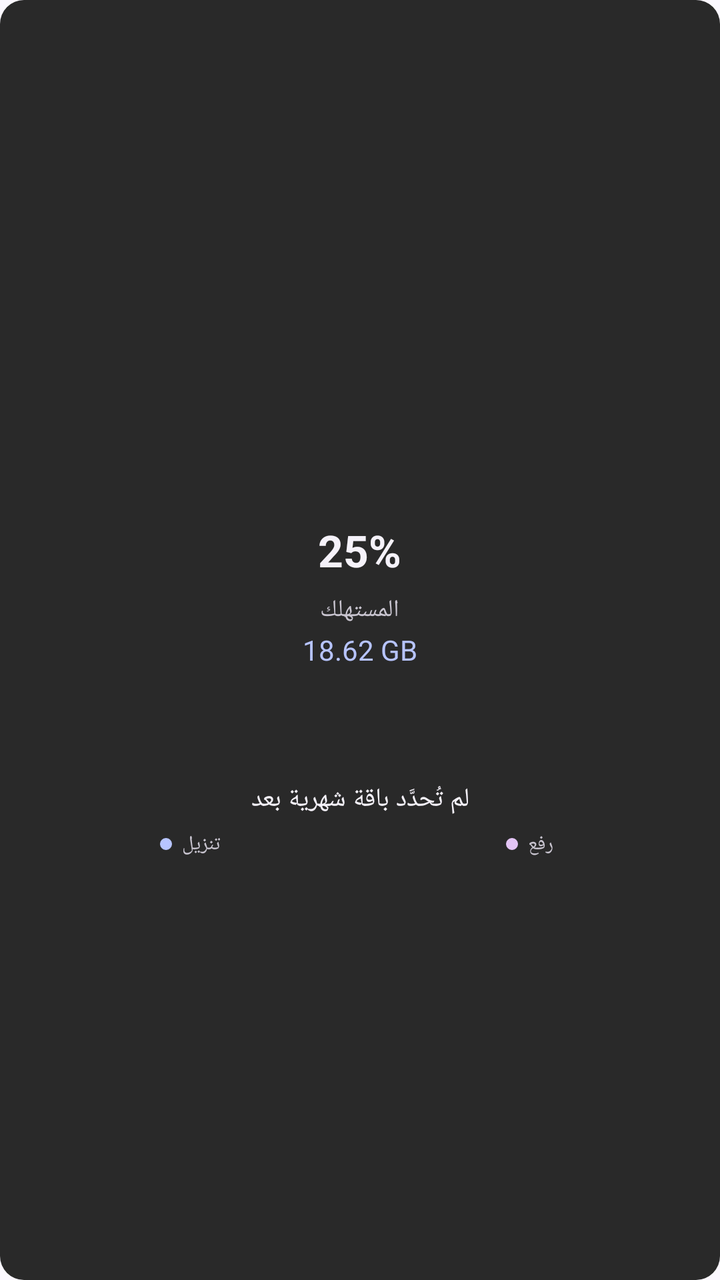
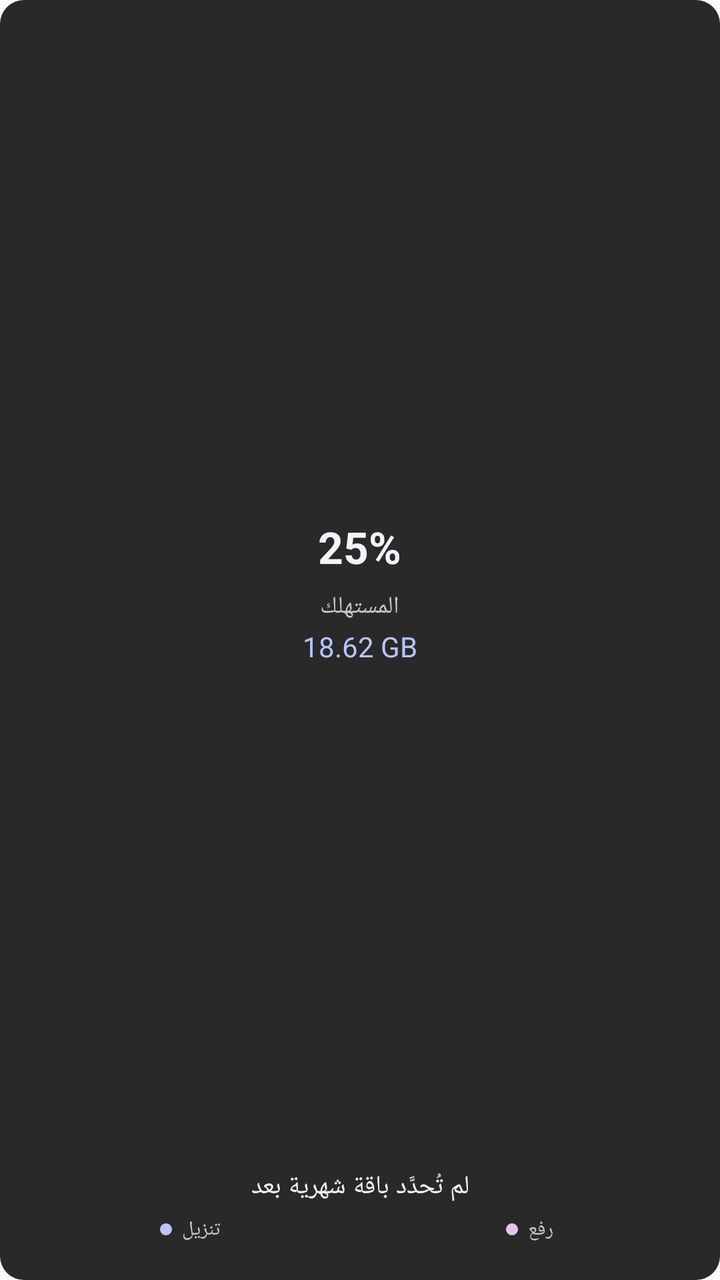

The first picture is an Android layout as it rendered before a commit; the second is the same layout after the commit. The layout source and the unified diff follow.
<!-- AndroidManifest.xml: application theme Theme.MyWifiData -->
<!-- res/layout/widget_usage.xml -->
<?xml version="1.0" encoding="utf-8"?>
<LinearLayout xmlns:android="http://schemas.android.com/apk/res/android"
    android:id="@+id/widget_root"
    android:layout_width="match_parent"
    android:layout_height="match_parent"
    android:background="@drawable/widget_usage_background"
    android:gravity="center"
    android:layoutDirection="locale"
    android:minHeight="250dp"
    android:orientation="vertical"
    android:padding="14dp">

    <FrameLayout
        android:id="@+id/widget_gauge_area"
        android:layout_width="match_parent"
        android:layout_height="176dp">

        <ImageView
            android:id="@+id/widget_gauge"
            android:layout_width="match_parent"
            android:layout_height="match_parent"
            android:contentDescription="@null"
            android:scaleType="fitCenter" />

        <LinearLayout
            android:id="@+id/widget_center_content"
            android:layout_width="wrap_content"
            android:layout_height="wrap_content"
            android:layout_gravity="center"
            android:gravity="center_horizontal"
            android:orientation="vertical">

            <TextView
                android:id="@+id/widget_usage_value"
                android:layout_width="wrap_content"
                android:layout_height="wrap_content"
                android:fontFamily="sans"
                android:includeFontPadding="false"
                android:maxLines="1"
                android:text="25%"
                android:textColor="@color/widget_on_surface"
                android:textSize="22sp"
                android:textStyle="bold" />

            <TextView
                android:id="@+id/widget_usage_label"
                android:layout_width="wrap_content"
                android:layout_height="wrap_content"
                android:layout_marginTop="8dp"
                android:includeFontPadding="false"
                android:maxLines="1"
                android:text="@string/label_used"
                android:textColor="@color/widget_on_surface_variant"
                android:textSize="12sp" />

            <TextView
                android:id="@+id/widget_used_value"
                android:layout_width="wrap_content"
                android:layout_height="wrap_content"
                android:layout_marginTop="4dp"
                android:includeFontPadding="false"
                android:maxLines="1"
                android:text="18.62 GB"
                android:textColor="@color/widget_progress"
                android:textDirection="locale"
                android:textSize="14sp" />
        </LinearLayout>
    </FrameLayout>

    <TextView
        android:id="@+id/widget_remaining"
        android:layout_width="match_parent"
        android:layout_height="wrap_content"
        android:layout_marginTop="4dp"
        android:ellipsize="end"
        android:gravity="center"
        android:includeFontPadding="false"
        android:maxLines="1"
        android:text="@string/quota_not_set"
        android:textColor="@color/widget_on_surface"
        android:textSize="13sp" />

    <LinearLayout
        android:layout_width="match_parent"
        android:layout_height="wrap_content"
        android:layout_marginTop="7dp"
        android:gravity="center_vertical"
        android:orientation="horizontal">

        <LinearLayout
            android:layout_width="0dp"
            android:layout_height="wrap_content"
            android:layout_weight="1"
            android:gravity="center"
            android:orientation="horizontal">

            <ImageView
                android:layout_width="6dp"
                android:layout_height="6dp"
                android:background="@drawable/widget_download_dot"
                android:contentDescription="@null" />

            <TextView
                android:id="@+id/widget_download"
                android:layout_width="wrap_content"
                android:layout_height="wrap_content"
                android:layout_marginStart="5dp"
                android:ellipsize="end"
                android:gravity="center"
                android:includeFontPadding="false"
                android:maxLines="1"
                android:text="@string/label_download"
                android:textColor="@color/widget_on_surface_variant"
                android:textSize="10sp" />
        </LinearLayout>

        <LinearLayout
            android:layout_width="0dp"
            android:layout_height="wrap_content"
            android:layout_marginStart="8dp"
            android:layout_weight="1"
            android:gravity="center"
            android:orientation="horizontal">

            <ImageView
                android:layout_width="6dp"
                android:layout_height="6dp"
                android:background="@drawable/widget_upload_dot"
                android:contentDescription="@null" />

            <TextView
                android:id="@+id/widget_upload"
                android:layout_width="wrap_content"
                android:layout_height="wrap_content"
                android:layout_marginStart="5dp"
                android:ellipsize="end"
                android:gravity="center"
                android:includeFontPadding="false"
                android:maxLines="1"
                android:text="@string/label_upload"
                android:textColor="@color/widget_on_surface_variant"
                android:textSize="10sp" />
        </LinearLayout>
    </LinearLayout>
</LinearLayout>
<!-- resources referenced by this layout -->
<resources>
  <color name="widget_on_surface">#F5F2FA</color>
  <color name="widget_on_surface_variant">#C9C5D0</color>
  <color name="widget_progress">#B7C4FF</color>
  <!-- drawable widget_download_dot (drawable) -->
  <?xml version="1.0" encoding="utf-8"?>
  <shape xmlns:android="http://schemas.android.com/apk/res/android" android:shape="oval">
      <solid android:color="@color/widget_download" />
  </shape>
  <!-- drawable widget_upload_dot (drawable) -->
  <?xml version="1.0" encoding="utf-8"?>
  <shape xmlns:android="http://schemas.android.com/apk/res/android" android:shape="oval">
      <solid android:color="@color/widget_upload" />
  </shape>
  <!-- drawable widget_usage_background (drawable) -->
  <?xml version="1.0" encoding="utf-8"?>
  <shape xmlns:android="http://schemas.android.com/apk/res/android" android:shape="rectangle">
      <solid android:color="@color/widget_surface" />
      <corners android:radius="12dp" />
  </shape>
  <string name="label_download">تنزيل</string>
  <string name="label_upload">رفع</string>
  <string name="label_used">المستهلك</string>
  <string name="quota_not_set">لم تُحدَّد باقة شهرية بعد</string>
  <style name="Theme.MyWifiData" parent="@android:style/Theme.Material.Light.NoActionBar">
          <item name="android:windowBackground">@color/window_background</item>
          <item name="android:statusBarColor">@android:color/transparent</item>
          <item name="android:navigationBarColor">@android:color/transparent</item>
          <item name="android:windowDrawsSystemBarBackgrounds">true</item>
          <item name="android:windowLightStatusBar">true</item>
      </style>
  <color name="widget_download">#B7C4FF</color>
  <color name="widget_upload">#E3C4F5</color>
  <color name="widget_surface">#292929</color>
  <color name="window_background">#FBF8FF</color>
</resources>

<!-- the commit's change to res/layout/widget_usage.xml (unified diff, before → after) -->
@@ -10,10 +10,12 @@
     android:orientation="vertical"
     android:padding="14dp">
 
+    
     <FrameLayout
         android:id="@+id/widget_gauge_area"
         android:layout_width="match_parent"
-        android:layout_height="176dp">
+        android:layout_height="0dp"
+        android:layout_weight="1">
 
         <ImageView
             android:id="@+id/widget_gauge"
@@ -67,79 +69,87 @@
         </LinearLayout>
     </FrameLayout>
 
-    <TextView
-        android:id="@+id/widget_remaining"
-        android:layout_width="match_parent"
-        android:layout_height="wrap_content"
-        android:layout_marginTop="4dp"
-        android:ellipsize="end"
-        android:gravity="center"
-        android:includeFontPadding="false"
-        android:maxLines="1"
-        android:text="@string/quota_not_set"
-        android:textColor="@color/widget_on_surface"
-        android:textSize="13sp" />
-
+    
     <LinearLayout
         android:layout_width="match_parent"
         android:layout_height="wrap_content"
-        android:layout_marginTop="7dp"
+        android:minHeight="46dp"
         android:gravity="center_vertical"
-        android:orientation="horizontal">
+        android:orientation="vertical">
+
+        <TextView
+            android:id="@+id/widget_remaining"
+            android:layout_width="match_parent"
+            android:layout_height="wrap_content"
+            android:ellipsize="end"
+            android:gravity="center"
+            android:includeFontPadding="false"
+            android:maxLines="1"
+            android:text="@string/quota_not_set"
+            android:textColor="@color/widget_on_surface"
+            android:textSize="13sp" />
 
         <LinearLayout
-            android:layout_width="0dp"
+            android:layout_width="match_parent"
             android:layout_height="wrap_content"
-            android:layout_weight="1"
-            android:gravity="center"
+            android:layout_marginTop="6dp"
+            android:gravity="center_vertical"
             android:orientation="horizontal">
 
-            <ImageView
-                android:layout_width="6dp"
-                android:layout_height="6dp"
-                android:background="@drawable/widget_download_dot"
-                android:contentDescription="@null" />
+            <LinearLayout
+                android:layout_width="0dp"
+                android:layout_height="wrap_content"
+                android:layout_weight="1"
+                android:gravity="center"
+                android:orientation="horizontal">
 
-            <TextView
-                android:id="@+id/widget_download"
-                android:layout_width="wrap_content"
+                <ImageView
+                    android:layout_width="6dp"
+                    android:layout_height="6dp"
+                    android:background="@drawable/widget_download_dot"
+                    android:contentDescription="@null" />
+
+                <TextView
+                    android:id="@+id/widget_download"
+                    android:layout_width="wrap_content"
+                    android:layout_height="wrap_content"
+                    android:layout_marginStart="5dp"
+                    android:ellipsize="end"
+                    android:gravity="center"
+                    android:includeFontPadding="false"
+                    android:maxLines="1"
+                    android:text="@string/label_download"
+                    android:textColor="@color/widget_on_surface_variant"
+                    android:textSize="10sp" />
+            </LinearLayout>
+
+            <LinearLayout
+                android:layout_width="0dp"
                 android:layout_height="wrap_content"
-                android:layout_marginStart="5dp"
-                android:ellipsize="end"
+                android:layout_marginStart="8dp"
+                android:layout_weight="1"
                 android:gravity="center"
-                android:includeFontPadding="false"
-                android:maxLines="1"
-                android:text="@string/label_download"
-                android:textColor="@color/widget_on_surface_variant"
-                android:textSize="10sp" />
-        </LinearLayout>
+                android:orientation="horizontal">
 
-        <LinearLayout
-            android:layout_width="0dp"
-            android:layout_height="wrap_content"
-            android:layout_marginStart="8dp"
-            android:layout_weight="1"
-            android:gravity="center"
-            android:orientation="horizontal">
+                <ImageView
+                    android:layout_width="6dp"
+                    android:layout_height="6dp"
+                    android:background="@drawable/widget_upload_dot"
+                    android:contentDescription="@null" />
 
-            <ImageView
-                android:layout_width="6dp"
-                android:layout_height="6dp"
-                android:background="@drawable/widget_upload_dot"
-                android:contentDescription="@null" />
-
-            <TextView
-                android:id="@+id/widget_upload"
-                android:layout_width="wrap_content"
-                android:layout_height="wrap_content"
-                android:layout_marginStart="5dp"
-                android:ellipsize="end"
-                android:gravity="center"
-                android:includeFontPadding="false"
-                android:maxLines="1"
-                android:text="@string/label_upload"
-                android:textColor="@color/widget_on_surface_variant"
-                android:textSize="10sp" />
+                <TextView
+                    android:id="@+id/widget_upload"
+                    android:layout_width="wrap_content"
+                    android:layout_height="wrap_content"
+                    android:layout_marginStart="5dp"
+                    android:ellipsize="end"
+                    android:gravity="center"
+                    android:includeFontPadding="false"
+                    android:maxLines="1"
+                    android:text="@string/label_upload"
+                    android:textColor="@color/widget_on_surface_variant"
+                    android:textSize="10sp" />
+            </LinearLayout>
         </LinearLayout>
     </LinearLayout>
 </LinearLayout>
